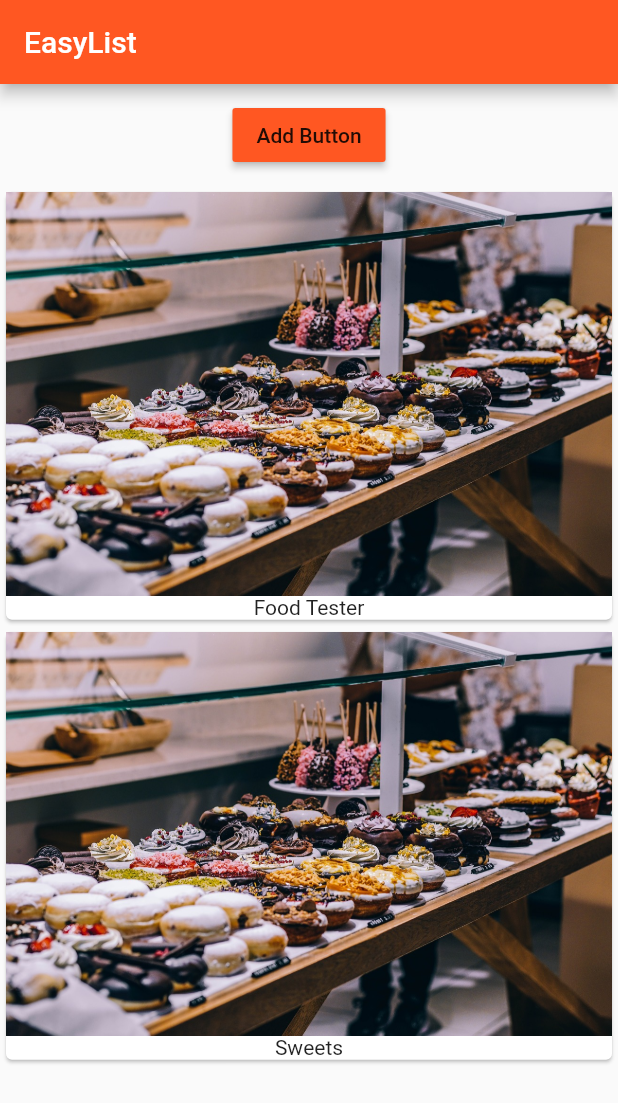
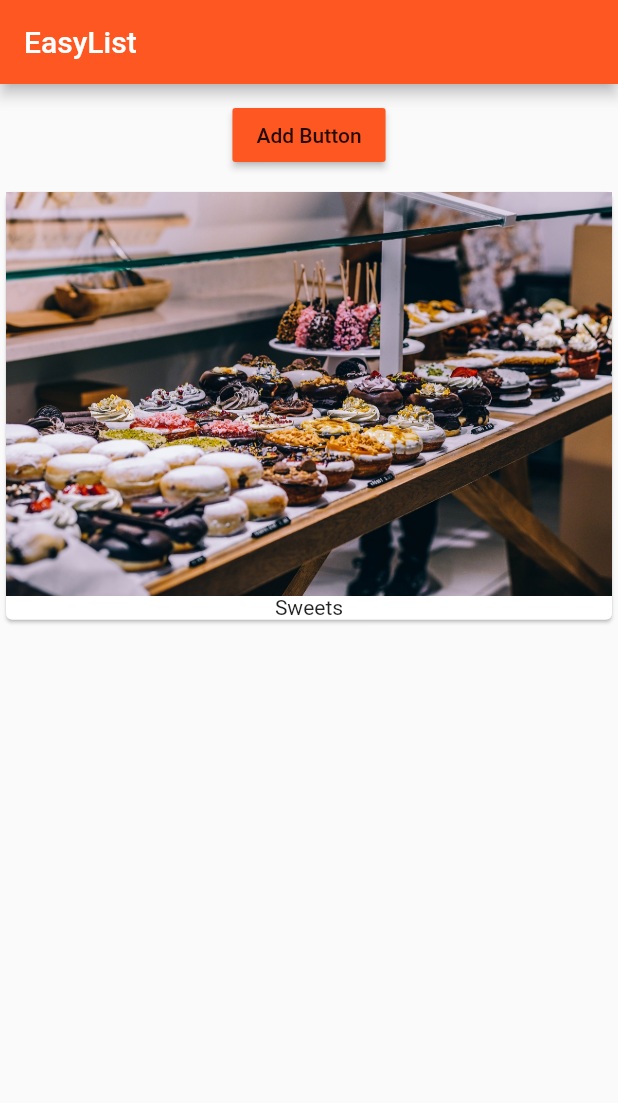
Before and after one commit to shnupta/flutter_course, a Flutter app: the screen it shows after launch, after a tap on "Add Button", on a phone screen of 412 x 824 dp. Shown: the top 1103 px of the screen. Run offline on Flutter 3.47's test engine with Material 2 defaults, Android fonts, the phone set to English and light mode, and no system bars.

Commit message:
finished section 5

```diff
--- a/lib/main.dart
+++ b/lib/main.dart
@@ -16,7 +16,7 @@ class MyApp extends StatelessWidget {
         appBar: AppBar(
           title: Text('EasyList'),
         ),
-        body: ProductManager(startingProduct: 'Food Tester'),
+        body: ProductManager(),
       ),
     );
   }
--- a/lib/product_manager.dart
+++ b/lib/product_manager.dart
@@ -6,7 +6,7 @@ import 'product_control.dart';
 class ProductManager extends StatefulWidget {
   final String startingProduct;
 
-  ProductManager({this.startingProduct = 'Sweets Tester'}) {
+  ProductManager({this.startingProduct}) {
     print("[ProductManager] Constructor");
   }
 
@@ -24,7 +24,9 @@ class _ProductManagerState extends State<ProductManager> {
   void initState() {
     super.initState();
     print("[ProductManagerState] initState()");
-    _products.add(widget.startingProduct);
+    if(widget.startingProduct != null) {
+      _products.add(widget.startingProduct);
+    }
   }
 
   @override
@@ -48,7 +50,9 @@ class _ProductManagerState extends State<ProductManager> {
           padding: EdgeInsets.all(10.0),
           child: ProductControl(_addProduct),
         ),
-        Products(_products),
+        Expanded(
+          child: Products(_products)
+        ),
       ],
     );
   }
--- a/lib/products.dart
+++ b/lib/products.dart
@@ -7,22 +7,35 @@ class Products extends StatelessWidget {
 
   final List<String> products;
 
+  Widget _buildProductItem(BuildContext context, int index) {
+    return Card(
+      child: Column(
+        children: <Widget>[
+          Image.asset('assets/food.jpg'),
+          Text(products[index]),
+        ],
+      ),
+    );
+  }
+
+  Widget _buildProductLists() {
+    Widget productCards = Center(
+      child: Text('No products found.'),
+    );
+    if (products.length > 0) {
+      productCards = ListView.builder(
+        itemBuilder: _buildProductItem,
+        itemCount: products.length,
+      );
+    }
+
+    return productCards;
+  }
+
   @override
   Widget build(BuildContext context) {
     print("[Products Widget] build()");
-    return Column(
-      children: products
-          .map(
-            (element) => Card(
-                  child: Column(
-                    children: <Widget>[
-                      Image.asset('assets/food.jpg'),
-                      Text(element),
-                    ],
-                  ),
-                ),
-          )
-          .toList(),
-    );
+
+    return _buildProductLists();
   }
 }
```
